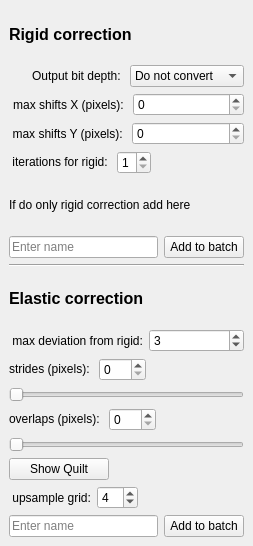
Above: mesmerize/viewer/modules/ui_files/caiman_motion_correction.ui from kushalkolar/MESmerize before the change. Below: the same form after it.
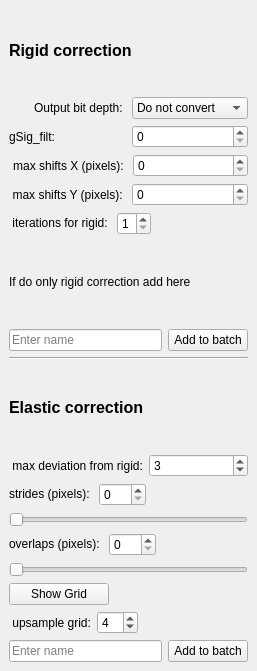
That is the form after the change.

Commit message: Added gSig_filt to caiman motion correction module. Update caiman_motion_correction.py, caiman_motion_correction.py, and 2 more files...

```diff
--- a/mesmerize/viewer/modules/ui_files/caiman_motion_correction.ui
+++ b/mesmerize/viewer/modules/ui_files/caiman_motion_correction.ui
@@ -6,8 +6,8 @@
    <rect>
     <x>0</x>
     <y>0</y>
-    <width>253</width>
-    <height>546</height>
+    <width>257</width>
+    <height>671</height>
    </rect>
   </property>
   <property name="floating">
@@ -17,8 +17,8 @@
    <string>CaImAn Motion Correction</string>
   </property>
   <widget class="QWidget" name="dockWidgetContents">
-   <layout class="QGridLayout" name="gridLayout">
-    <item row="0" column="0">
+   <layout class="QVBoxLayout" name="verticalLayout">
+    <item>
      <widget class="QLabel" name="label_16">
       <property name="font">
        <font>
@@ -35,7 +35,7 @@
       </property>
      </widget>
     </item>
-    <item row="1" column="0">
+    <item>
      <layout class="QHBoxLayout" name="horizontalLayout_21">
       <item>
        <widget class="QLabel" name="label_11">
@@ -71,7 +71,25 @@
       </item>
      </layout>
     </item>
-    <item row="2" column="0">
+    <item>
+     <layout class="QHBoxLayout" name="horizontalLayout">
+      <item>
+       <widget class="QLabel" name="label">
+        <property name="text">
+         <string>gSig_filt:</string>
+        </property>
+       </widget>
+      </item>
+      <item>
+       <widget class="QSpinBox" name="spinBoxGSig_filt">
+        <property name="toolTip">
+         <string>disabled if set to zero</string>
+        </property>
+       </widget>
+      </item>
+     </layout>
+    </item>
+    <item>
      <layout class="QHBoxLayout" name="horizontalLayout_12">
       <item>
        <widget class="QLabel" name="label_9">
@@ -101,7 +119,7 @@
       </item>
      </layout>
     </item>
-    <item row="3" column="0">
+    <item>
      <layout class="QHBoxLayout" name="horizontalLayout_13">
       <item>
        <widget class="QLabel" name="label_13">
@@ -128,7 +146,7 @@
       </item>
      </layout>
     </item>
-    <item row="4" column="0">
+    <item>
      <layout class="QHBoxLayout" name="horizontalLayout_14">
       <item>
        <widget class="QLabel" name="label_6">
@@ -177,14 +195,14 @@
       </item>
      </layout>
     </item>
-    <item row="5" column="0">
+    <item>
      <widget class="QLabel" name="label_20">
       <property name="text">
        <string>If do only rigid correction add here</string>
       </property>
      </widget>
     </item>
-    <item row="6" column="0">
+    <item>
      <layout class="QHBoxLayout" name="horizontalLayout_15">
       <item>
        <widget class="QLineEdit" name="lineEditNameRigid">
@@ -202,14 +220,14 @@
       </item>
      </layout>
     </item>
-    <item row="7" column="0">
+    <item>
      <widget class="Line" name="line">
       <property name="orientation">
        <enum>Qt::Horizontal</enum>
       </property>
      </widget>
     </item>
-    <item row="8" column="0">
+    <item>
      <widget class="QLabel" name="label_17">
       <property name="font">
        <font>
@@ -226,7 +244,7 @@
       </property>
      </widget>
     </item>
-    <item row="9" column="0">
+    <item>
      <layout class="QHBoxLayout" name="horizontalLayout_16">
       <item>
        <widget class="QLabel" name="label_15">
@@ -250,7 +268,7 @@
       </item>
      </layout>
     </item>
-    <item row="10" column="0">
+    <item>
      <layout class="QVBoxLayout" name="verticalLayout_5">
       <item>
        <layout class="QHBoxLayout" name="horizontalLayout_17">
@@ -310,7 +328,7 @@
       </item>
      </layout>
     </item>
-    <item row="11" column="0">
+    <item>
      <layout class="QVBoxLayout" name="verticalLayout_6">
       <item>
        <layout class="QHBoxLayout" name="horizontalLayout_18">
@@ -370,7 +388,7 @@
       </item>
      </layout>
     </item>
-    <item row="12" column="0">
+    <item>
      <widget class="QPushButton" name="btnShowQuilt">
       <property name="maximumSize">
        <size>
@@ -379,14 +397,14 @@
        </size>
       </property>
       <property name="text">
-       <string>Show Quilt</string>
+       <string>Show Grid</string>
       </property>
       <property name="checkable">
        <bool>true</bool>
       </property>
      </widget>
     </item>
-    <item row="13" column="0">
+    <item>
      <layout class="QHBoxLayout" name="horizontalLayout_19">
       <item>
        <widget class="QLabel" name="label_10">
@@ -426,7 +444,7 @@
       </item>
      </layout>
     </item>
-    <item row="14" column="0">
+    <item>
      <layout class="QHBoxLayout" name="horizontalLayout_20">
       <item>
        <widget class="QLineEdit" name="lineEditNameElastic">
```
Left out of the diff: 2 changed lines with no effect on the pictures. The commit also changes 3 other files.
